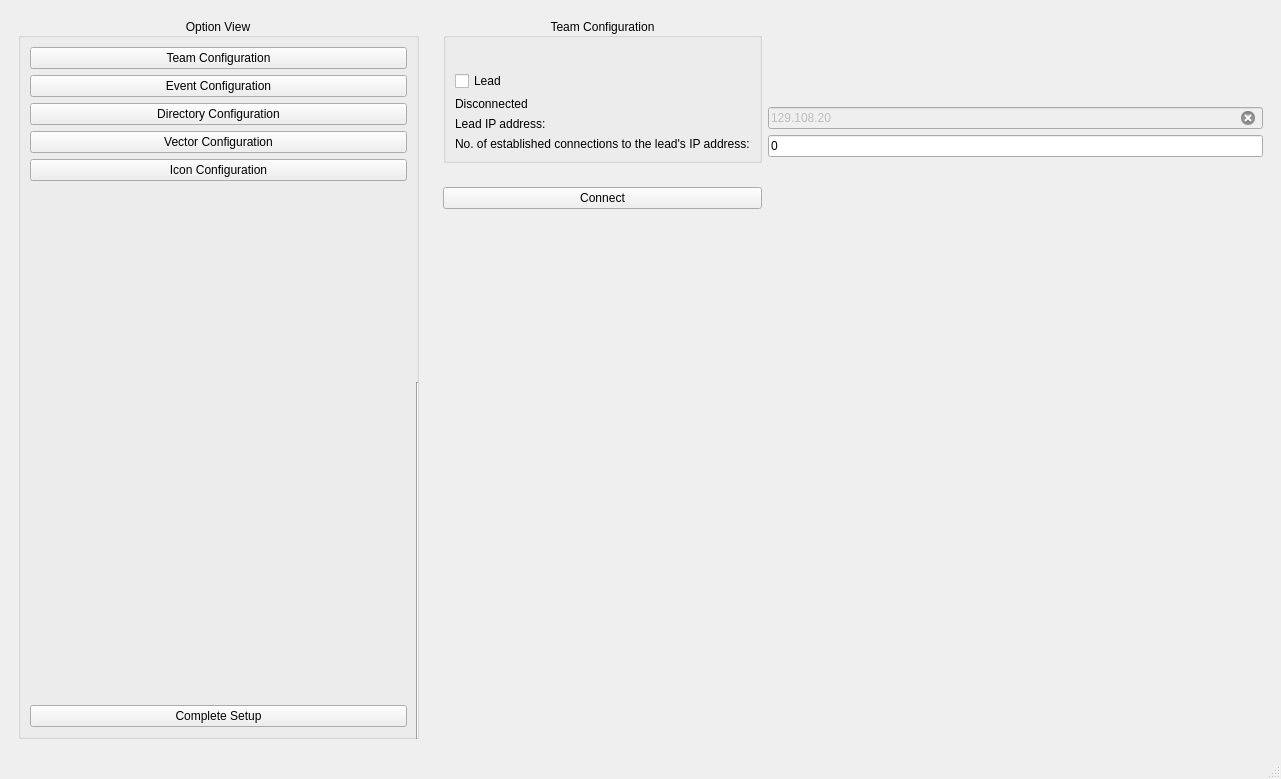
The window that ui/SettingView.ui (CS4311-spring-2020/pick-tool-team15-spicegirls) describes before a commit, drawn with Qt 5.
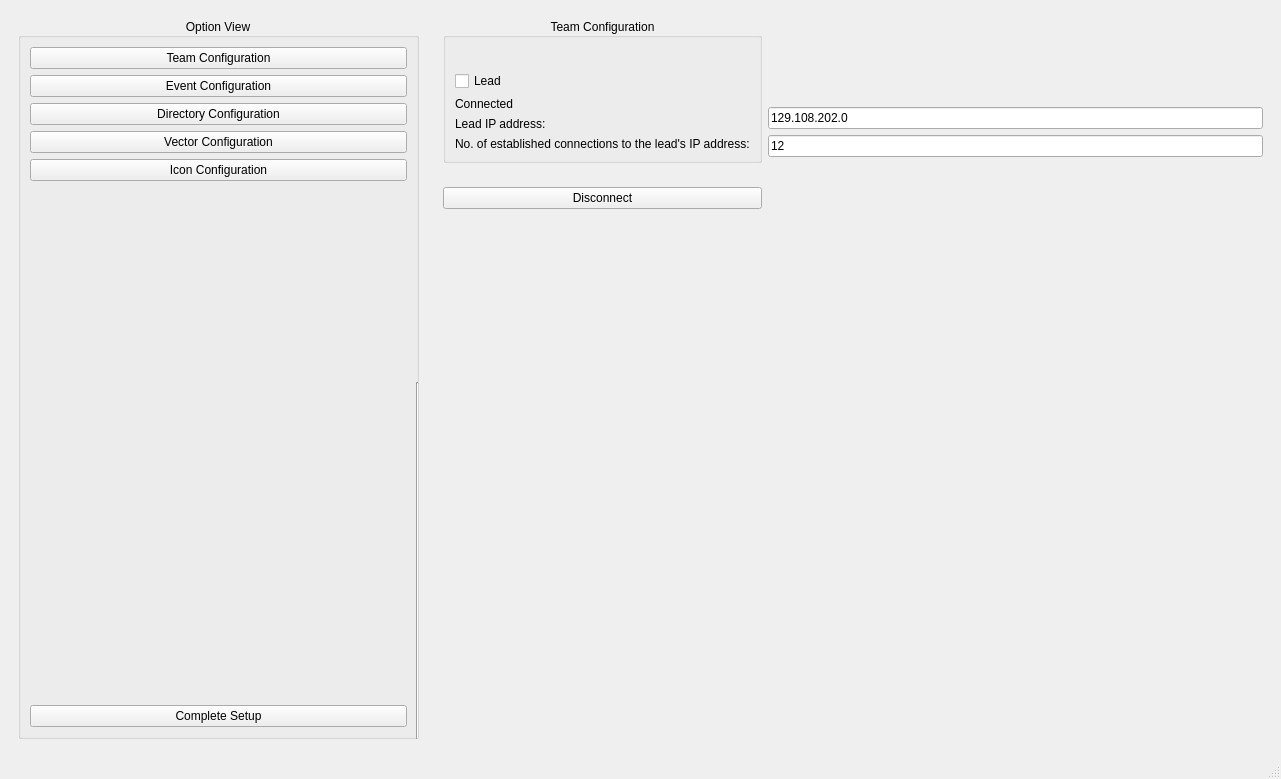
The same window after the commit. The open tabs and pages were chosen to show the change.

Diff of the .ui file:
```diff
--- a/ui/SettingView.ui
+++ b/ui/SettingView.ui
@@ -140,17 +140,8 @@
        <layout class="QGridLayout" name="gridLayout_17">
         <item row="4" column="2">
          <widget class="QLineEdit" name="IPAddressLineEdit">
-          <property name="enabled">
-           <bool>false</bool>
-          </property>
           <property name="text">
-           <string>129.108.20</string>
-          </property>
-          <property name="readOnly">
-           <bool>false</bool>
-          </property>
-          <property name="clearButtonEnabled">
-           <bool>true</bool>
+           <string>129.108.202.0</string>
           </property>
          </widget>
         </item>
@@ -196,7 +187,7 @@
         <item row="10" column="1">
          <widget class="QPushButton" name="TeamConfigConnectpushButton">
           <property name="text">
-           <string>Connect</string>
+           <string>Disconnect</string>
           </property>
          </widget>
         </item>
@@ -258,13 +249,7 @@
         <item row="5" column="2">
          <widget class="QLineEdit" name="NoOfConnectionslineEdit">
           <property name="text">
-           <string>0</string>
-          </property>
-          <property name="readOnly">
-           <bool>true</bool>
-          </property>
-          <property name="clearButtonEnabled">
-           <bool>false</bool>
+           <string>12</string>
           </property>
          </widget>
         </item>
@@ -431,7 +416,7 @@
            <item>
             <widget class="QLabel" name="ConnectionStatus">
              <property name="text">
-              <string>Disconnected</string>
+              <string>Connected</string>
              </property>
             </widget>
            </item>
```
Left out of the diff: 19 changed lines with no effect on the pictures.
